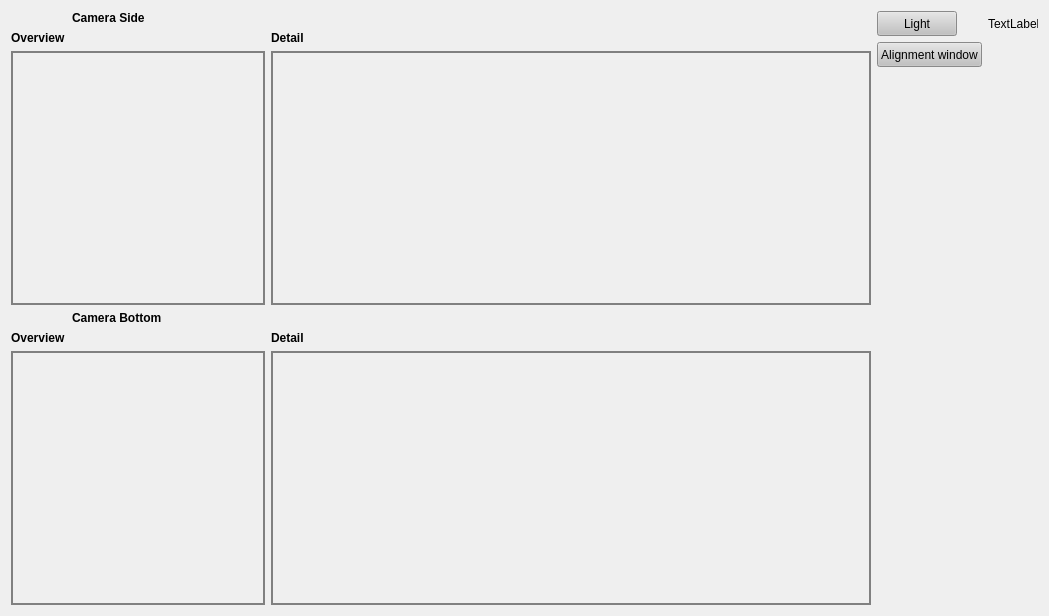
First picture: the form in pyccapt/files/PyQt6_UI/cameras.ui, repository mmonajem/pyoxcart, before the edit.
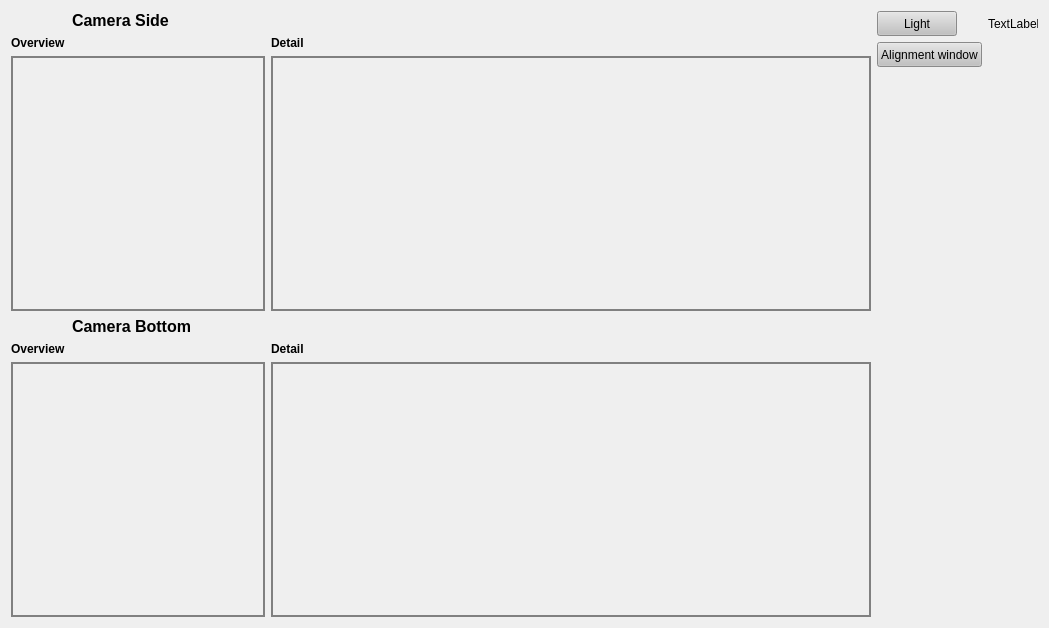
Second picture: the form after the edit.

Patch:
```diff
--- a/pyccapt/files/PyQt6_UI/cameras.ui
+++ b/pyccapt/files/PyQt6_UI/cameras.ui
@@ -7,7 +7,7 @@
                 <x>0</x>
                 <y>0</y>
                 <width>1049</width>
-                <height>616</height>
+                <height>628</height>
             </rect>
         </property>
         <property name="windowTitle">
@@ -22,6 +22,7 @@
                                 <widget class="QLabel" name="label_202">
                                     <property name="font">
                                         <font>
+                                            <pointsize>12</pointsize>
                                             <bold>true</bold>
                                         </font>
                                     </property>
@@ -102,6 +103,7 @@
                                 <widget class="QLabel" name="label_205">
                                     <property name="font">
                                         <font>
+                                            <pointsize>12</pointsize>
                                             <bold>true</bold>
                                         </font>
                                     </property>
```
Left out of the diff: 8 changed lines with no effect on the pictures.
